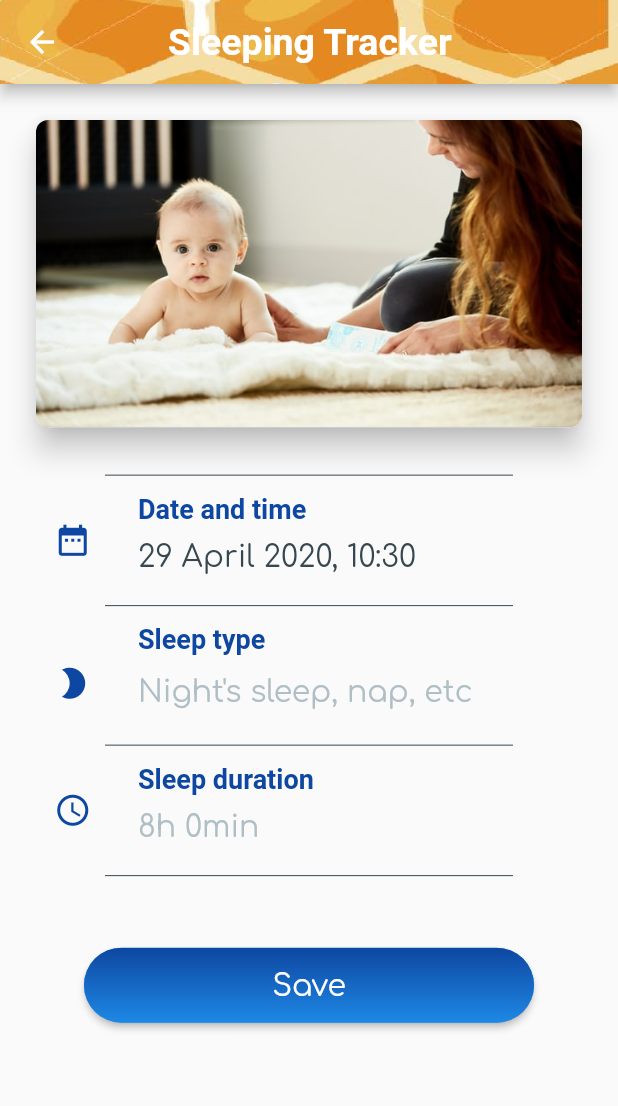
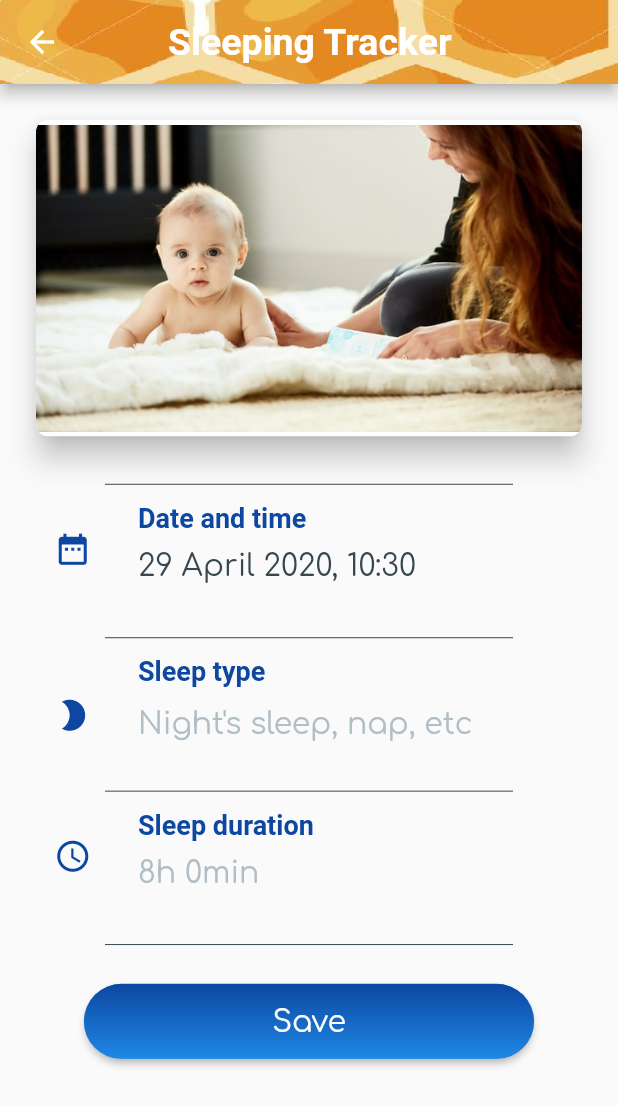
Before and after one commit to Diana813/sleep_tracker, a Flutter app: the screen it shows after launch, after a tap on "Add new sleeping record", on a phone screen of 412 x 824 dp. Shown: the top 1106 px of the screen. Run offline on Flutter 3.47's test engine with Material 2 defaults, Android fonts, the phone set to English and light mode, and no system bars; our stand-ins replace numberpicker.

Commit message:
iOS icon and better layout

```diff
--- a/lib/main.dart
+++ b/lib/main.dart
@@ -23,7 +23,7 @@ class SleepTracker extends StatelessWidget {
             ),
             flexibleSpace: Image.asset(
               'images/appbar_background.png',
-              fit: BoxFit.cover,
+              fit: BoxFit.fill,
             ),
             backgroundColor: Colors.transparent),
         body: WelcomeScreen(),
@@ -41,17 +41,28 @@ class WelcomeScreen extends StatelessWidget {
 
   @override
   Widget build(BuildContext context) {
+    return LayoutBuilder(
+        builder: (BuildContext context, BoxConstraints viewportConstraints) {
       items = items.reversed.toList();
       return SingleChildScrollView(
+        child: ConstrainedBox(
+          constraints: BoxConstraints(
+            minHeight: viewportConstraints.maxHeight,
+          ),
+          child: IntrinsicHeight(
             child: Column(
-        crossAxisAlignment: CrossAxisAlignment.start,
               children: <Widget>[
-          Center(
+                //Welcome text
+                Expanded(
+                  child: Container(
+                    height: 300.0,
+                    child: Center(
                       child: Column(
                         children: <Widget>[
                           //moon icon
                           Padding(
-                  padding: const EdgeInsets.all(30.0),
+                            padding: EdgeInsets.symmetric(
+                                horizontal: 30.0, vertical: 20.0),
                             child: CircleAvatar(
                               radius: 30.0,
                               backgroundColor: Colors.amber[200],
@@ -64,7 +75,9 @@ class WelcomeScreen extends StatelessWidget {
                           ),
                           //Welcome text
                           Padding(
-                  padding: const EdgeInsets.symmetric(horizontal: 30.0),
+                            padding: EdgeInsets.symmetric(
+                              horizontal: 30.0,
+                            ),
                             child: Text(
                                 'Get to know your baby\'s sleep patterns and keep track of how much sleep they are getting here.',
                                 textAlign: TextAlign.center,
@@ -74,9 +87,7 @@ class WelcomeScreen extends StatelessWidget {
                                     fontFamily: 'Comfortaa')),
                           ),
                           //Button
-                Padding(
-                  padding: const EdgeInsets.fromLTRB(0, 0, 0, 10.0),
-                  child: ButtonTheme(
+                          ButtonTheme(
                             child: ButtonBar(
                               alignment: MainAxisAlignment.center,
                               buttonPadding:
@@ -88,7 +99,8 @@ class WelcomeScreen extends StatelessWidget {
                                       waitForReturnValue(context);
                                     },
                                     shape: RoundedRectangleBorder(
-                                borderRadius: BorderRadius.circular(80.0)),
+                                        borderRadius:
+                                            BorderRadius.circular(80.0)),
                                     padding: EdgeInsets.all(0.0),
                                     child: Ink(
                                       decoration: BoxDecoration(
@@ -100,7 +112,8 @@ class WelcomeScreen extends StatelessWidget {
                                             begin: Alignment.bottomCenter,
                                             end: Alignment.topCenter,
                                           ),
-                                  borderRadius: BorderRadius.circular(30.0)),
+                                          borderRadius:
+                                              BorderRadius.circular(30.0)),
                                       child: Container(
                                         constraints: BoxConstraints(
                                             maxWidth: 300.0, minHeight: 50.0),
@@ -120,13 +133,15 @@ class WelcomeScreen extends StatelessWidget {
                               ],
                             ),
                           ),
-                ),
                         ],
                       ),
                     ),
+                  ),
+                ),
                 //List container
-          Container(
-            height: MediaQuery.of(context).size.height * 0.43,
+                Expanded(
+                  child: Container(
+                    height: 300.0,
                     child: Column(
                       crossAxisAlignment: CrossAxisAlignment.start,
                       children: <Widget>[
@@ -146,7 +161,6 @@ class WelcomeScreen extends StatelessWidget {
                                 borderRadius: BorderRadius.circular(15.0)),
                             elevation: 8.0,
                             margin: EdgeInsets.all(10.0),
-
                             //listView
                             child: new ListView.builder(
                               itemCount: items.length,
@@ -163,9 +177,13 @@ class WelcomeScreen extends StatelessWidget {
                       ],
                     ),
                   ),
+                ),
               ],
             ),
+          ),
+        ),
       );
+    });
   }
 
   void waitForReturnValue(BuildContext context) async {
@@ -215,7 +233,8 @@ class EditPageBody extends StatefulWidget {
 class _EditPageBodyState extends State<EditPageBody> {
   static final dateFormatter = DateFormat('dd MMMM yyyy, HH:mm');
   String dateString = dateFormatter.format(DateTime.now());
-  String timeString = DateFormat('HH:mm').format(DateTime.now());
+  String timeString;
+  DateTime timeMinusSleepDuration;
   NumberPicker integerNumberPicker;
   int sleepDurationValueHours = 8;
   int sleepDurationValueMinutes = 0;
@@ -223,6 +242,7 @@ class _EditPageBodyState extends State<EditPageBody> {
   bool ifMinuteIsChoosen;
   int fontColorNumberSleepType = 200;
   int fontColorNumberSleepDuration = 200;
+  double containerHeight;
   String dropdownValue;
   final snackBar = SnackBar(
     backgroundColor: Colors.amber[700],
@@ -290,13 +310,22 @@ class _EditPageBodyState extends State<EditPageBody> {
 
   @override
   Widget build(BuildContext context) {
+    containerHeight = 20.0;
+    return LayoutBuilder(
+        builder: (BuildContext context, BoxConstraints viewportConstraints) {
       return SingleChildScrollView(
-      child: Center(
+        child: ConstrainedBox(
+          constraints: BoxConstraints(
+            minHeight: viewportConstraints.maxHeight - 100,
+          ),
+          child: IntrinsicHeight(
             child: Column(
               mainAxisAlignment: MainAxisAlignment.center,
               children: <Widget>[
                 //image
-            Padding(
+                Expanded(
+                  flex: 3,
+                  child: Padding(
                     padding: const EdgeInsets.all(20.0),
                     child: Card(
                       shape: RoundedRectangleBorder(
@@ -309,6 +338,7 @@ class _EditPageBodyState extends State<EditPageBody> {
                       ),
                     ),
                   ),
+                ),
                 Padding(
                   child: Divider(
                     color: Colors.blueGrey[800],
@@ -316,7 +346,11 @@ class _EditPageBodyState extends State<EditPageBody> {
                   padding: const EdgeInsets.symmetric(horizontal: 70.0),
                 ),
                 //date and time
-            Padding(
+                Expanded(
+                  flex: 1,
+                  child: Container(
+                    height: containerHeight,
+                    child: Padding(
                       padding: const EdgeInsets.symmetric(horizontal: 20.0),
                       child: ListTile(
                         leading: Column(
@@ -346,6 +380,8 @@ class _EditPageBodyState extends State<EditPageBody> {
                         ),
                       ),
                     ),
+                  ),
+                ),
                 Padding(
                   child: Divider(
                     color: Colors.blueGrey[800],
@@ -353,7 +389,11 @@ class _EditPageBodyState extends State<EditPageBody> {
                   padding: const EdgeInsets.symmetric(horizontal: 70.0),
                 ),
                 //sleep type
-            Padding(
+                Expanded(
+                  flex: 1,
+                  child: Container(
+                    height: containerHeight,
+                    child: Padding(
                       padding: const EdgeInsets.symmetric(horizontal: 20.0),
                       child: ListTile(
                         leading: Column(
@@ -412,6 +452,8 @@ class _EditPageBodyState extends State<EditPageBody> {
                         ),
                       ),
                     ),
+                  ),
+                ),
                 Padding(
                   child: Divider(
                     color: Colors.blueGrey[800],
@@ -419,7 +461,11 @@ class _EditPageBodyState extends State<EditPageBody> {
                   padding: const EdgeInsets.symmetric(horizontal: 70.0),
                 ),
                 //sleep duration
-            Padding(
+                Expanded(
+                  flex: 1,
+                  child: Container(
+                    height: containerHeight,
+                    child: Padding(
                       padding: const EdgeInsets.symmetric(horizontal: 20.0),
                       child: ListTile(
                         leading: Column(
@@ -450,7 +496,8 @@ class _EditPageBodyState extends State<EditPageBody> {
                                   'min',
                               style: TextStyle(
                                   fontSize: 20.0,
-                          color: Colors.blueGrey[fontColorNumberSleepDuration],
+                                  color: Colors
+                                      .blueGrey[fontColorNumberSleepDuration],
                                   fontFamily: 'Comfortaa'),
                             ),
                             onTap: () {
@@ -468,6 +515,8 @@ class _EditPageBodyState extends State<EditPageBody> {
                         ),
                       ),
                     ),
+                  ),
+                ),
                 Padding(
                   child: Divider(
                     color: Colors.blueGrey[800],
@@ -475,25 +524,35 @@ class _EditPageBodyState extends State<EditPageBody> {
                   padding: const EdgeInsets.symmetric(horizontal: 70.0),
                 ),
                 //save button
-            Padding(
-              padding: const EdgeInsets.fromLTRB(0, 0, 0, 10.0),
+                Expanded(
+                  flex: 1,
+                  child: Container(
+                    height: containerHeight,
                     child: ButtonTheme(
                       child: ButtonBar(
                         alignment: MainAxisAlignment.center,
-                  buttonPadding: const EdgeInsets.symmetric(
-                      vertical: 30.0, horizontal: 40.0),
                         children: <Widget>[
                           Container(
                             child: RaisedButton(
                               onPressed: () {
+                                timeMinusSleepDuration = DateTime.now()
+                                    .subtract(new Duration(
+                                        hours: sleepDurationValueHours,
+                                        minutes: sleepDurationValueMinutes));
+
+                                timeString = DateFormat('HH:mm')
+                                    .format(timeMinusSleepDuration);
+
                                 if (fontColorNumberSleepType != 200 &&
                                     fontColorNumberSleepDuration != 200) {
-                            final sleeppingPatternsData = SleepPatternsListItem(
+                                  final sleeppingPatternsData =
+                                      SleepPatternsListItem(
                                           timeString,
                                           dropdownValue,
                                           sleepDurationValueHours.toString() +
                                               ' hour(s), ' +
-                                    sleepDurationValueMinutes.toString() +
+                                              sleepDurationValueMinutes
+                                                  .toString() +
                                               ' minute(s)');
                                   Navigator.pop(context, sleeppingPatternsData);
                                 } else {
@@ -506,14 +565,17 @@ class _EditPageBodyState extends State<EditPageBody> {
                               child: Ink(
                                 decoration: BoxDecoration(
                                     gradient: LinearGradient(
-                                colors: [Colors.blue[600], Colors.blue[900]],
+                                      colors: [
+                                        Colors.blue[600],
+                                        Colors.blue[900]
+                                      ],
                                       begin: Alignment.bottomCenter,
                                       end: Alignment.topCenter,
                                     ),
                                     borderRadius: BorderRadius.circular(30.0)),
                                 child: Container(
                                   constraints: BoxConstraints(
-                                maxWidth: 300.0, minHeight: 50.0),
+                                      maxWidth: 300.0, maxHeight: 50.0),
                                   alignment: Alignment.center,
                                   child: Text(
                                     'Save',
@@ -531,10 +593,13 @@ class _EditPageBodyState extends State<EditPageBody> {
                       ),
                     ),
                   ),
+                ),
               ],
             ),
           ),
+        ),
       );
+    });
   }
 }
 
```
Also changed, not shown: 13 other files. Lines whose indentation alone changed are shown as unchanged.
